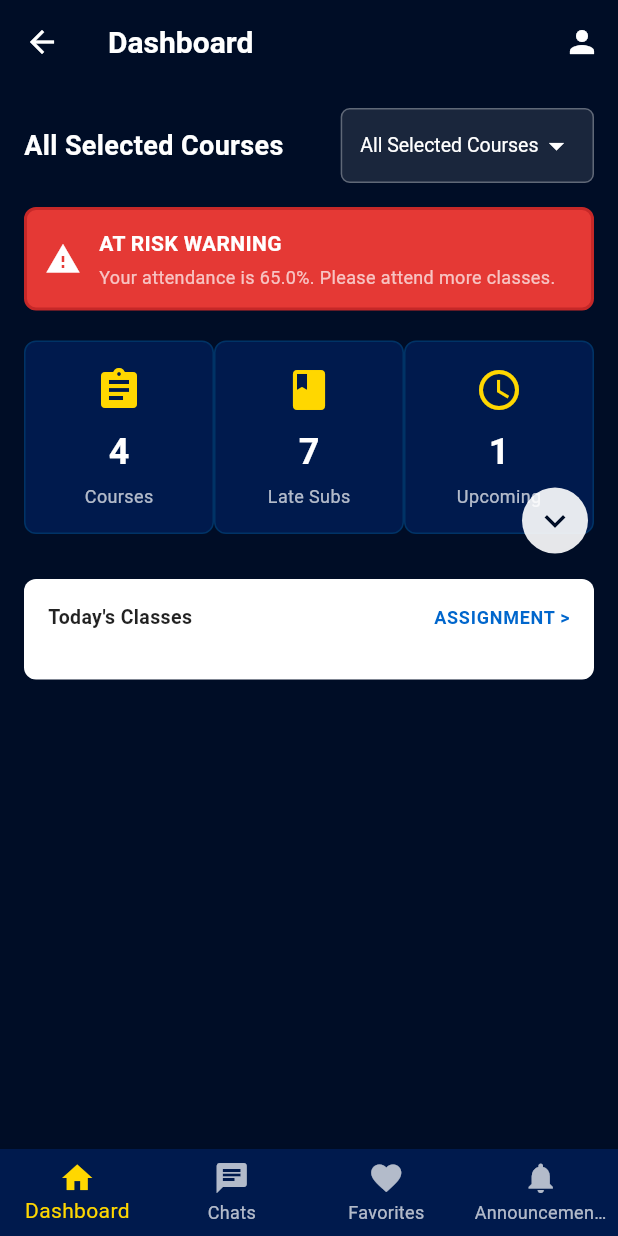
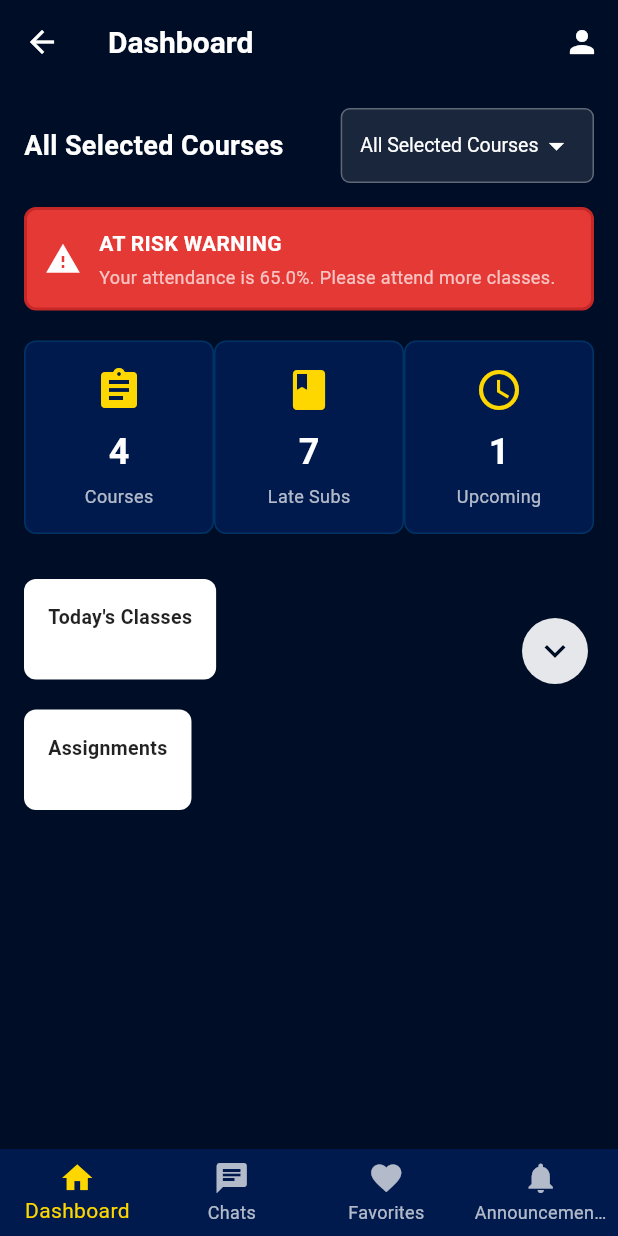
Before and after one commit to josep-prog/assignment_formative_assignment_1, a Flutter app: the DashboardPage screen opened directly with empty values, on a phone screen of 412 x 824 dp. Run offline on Flutter 3.47's test engine with Material 3 defaults, Android fonts, the phone set to English and light mode, and no system bars.

Commit message:
dashboard_page.dart

```diff
--- a/lib/screens/dashboard_page.dart
+++ b/lib/screens/dashboard_page.dart
@@ -21,9 +21,6 @@ class _DashboardPageState extends State<DashboardPage> {
   // Map of courses to their classes and assignments
   late Map<String, Map<String, dynamic>> courseData;
   late String selectedCourse;
-
-  // Track whether to show classes or assignments
-  bool showAssignments = false;
 
   @override
   void initState() {
@@ -291,7 +288,7 @@ class _DashboardPageState extends State<DashboardPage> {
 
                   const SizedBox(height: 30),
 
-                  // Content Section: White box containing Today's Classes and Assignments
+                  // Content Section: White box containing Today's Classes
                   Container(
                     padding: const EdgeInsets.all(16),
                     decoration: BoxDecoration(
@@ -301,47 +298,22 @@ class _DashboardPageState extends State<DashboardPage> {
                     child: Column(
                       crossAxisAlignment: CrossAxisAlignment.start,
                       children: [
-                        // Header Row: Today's Classes and toggle button for ASSIGNMENT
-                        Row(
-                          mainAxisAlignment: MainAxisAlignment.spaceBetween,
-                          children: [
-                            Text(
-                              showAssignments
-                                  ? 'Assignments'
-                                  : 'Today\'s Classes',
-                              style: const TextStyle(
+                        // Header Row: Today's Classes
+                        const Text(
+                          'Today\'s Classes',
+                          style: TextStyle(
                             fontSize: 13,
                             fontWeight: FontWeight.bold,
                             color: Colors.black87,
                           ),
                         ),
-                            GestureDetector(
-                              onTap: () {
-                                setState(() {
-                                  showAssignments = !showAssignments;
-                                });
-                              },
-                              child: Text(
-                                showAssignments ? 'CLASSES >' : 'ASSIGNMENT >',
-                                style: TextStyle(
-                                  fontSize: 12,
-                                  fontWeight: FontWeight.bold,
-                                  color: const Color(0xFF0066cc),
-                                  letterSpacing: 0.5,
-                                ),
-                              ),
-                            ),
-                          ],
-                        ),
 
                         const SizedBox(height: 16),
 
-                        // Items Section - displays classes or assignments based on toggle
-                        if (!showAssignments)
+                        // Classes Items for selected course
                         Column(
                           crossAxisAlignment: CrossAxisAlignment.start,
                           children: [
-                              // Classes Items for selected course
                             ...currentClasses.map((classItem) {
                               return Padding(
                                 padding: const EdgeInsets.only(bottom: 12),
@@ -401,20 +373,45 @@ class _DashboardPageState extends State<DashboardPage> {
                               );
                             }).toList(),
                           ],
-                          )
-                        else
+                        ),
+                      ],
+                    ),
+                  ),
+
+                  const SizedBox(height: 20),
+
+                  // Assignments Section: White box containing Assignments
+                  Container(
+                    padding: const EdgeInsets.all(16),
+                    decoration: BoxDecoration(
+                      color: Colors.white,
+                      borderRadius: BorderRadius.circular(8),
+                    ),
+                    child: Column(
+                      crossAxisAlignment: CrossAxisAlignment.start,
+                      children: [
+                        // Header Row: Assignments
+                        const Text(
+                          'Assignments',
+                          style: TextStyle(
+                            fontSize: 13,
+                            fontWeight: FontWeight.bold,
+                            color: Colors.black87,
+                          ),
+                        ),
+
+                        const SizedBox(height: 16),
+
+                        // Assignments Items for selected course
                         Column(
                           crossAxisAlignment: CrossAxisAlignment.start,
                           children: [
-                              // Assignments Items for selected course
                             ...currentAssignments.map((assignment) {
                               return Padding(
                                 padding: const EdgeInsets.only(bottom: 12),
                                 child: GestureDetector(
                                   onTap: () {
-                                      ScaffoldMessenger.of(
-                                        context,
-                                      ).showSnackBar(
+                                    ScaffoldMessenger.of(context).showSnackBar(
                                       SnackBar(
                                         content: Text(
                                           'Opening: ${assignment['title']}',
```
Lines whose indentation alone changed are shown as unchanged.
